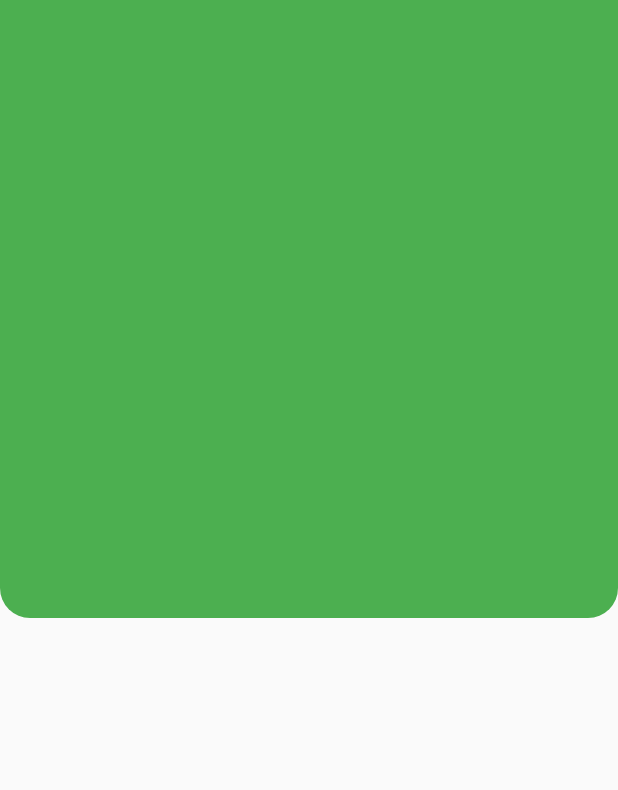
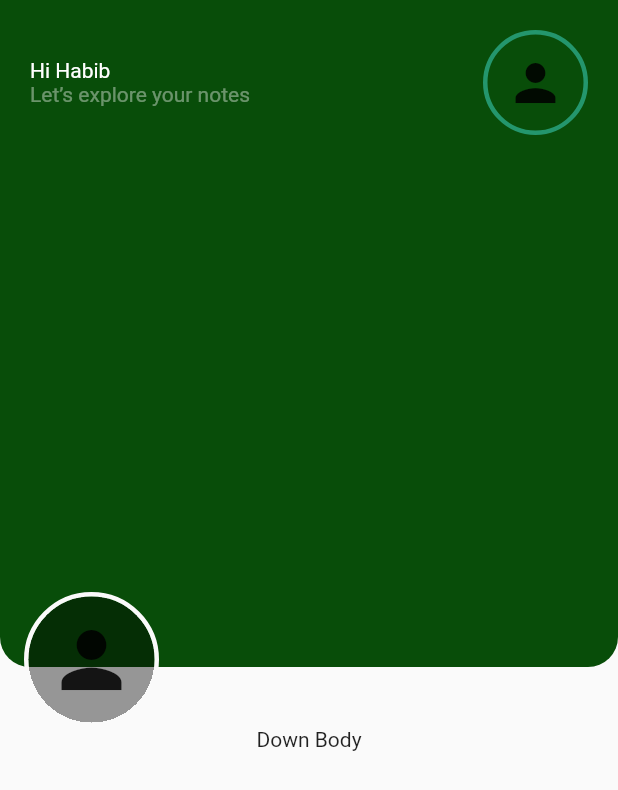
Before and after one commit to sakib556/Task-Management-App, a Flutter app: the screen it shows after launch, on a phone screen of 412 x 824 dp. Shown: the top 790 px of the screen. Run offline on Flutter 3.47's test engine with Material 2 defaults, Android fonts, the phone set to English and light mode, and no system bars.

```diff
--- /dev/null
+++ b/lib/constant/colors.dart
@@ -0,0 +1,11 @@
+
+import 'package:flutter/material.dart';
+
+
+Color onBackgroundColor(BuildContext context){
+  return Theme.of(context).colorScheme.onBackground;
+ }
+Color backgroundColor(BuildContext context){
+  return Theme.of(context).colorScheme.background;
+ }
+const primaryColor = Color(0xff24966d);
--- a/lib/main.dart
+++ b/lib/main.dart
@@ -8,7 +8,6 @@ void main() {
 class MainApp extends StatelessWidget {
   const MainApp({super.key});
 
-  // This widget is the root of your application.
   @override
   Widget build(BuildContext context) {
     return MaterialApp(
--- a/lib/views/home_page.dart
+++ b/lib/views/home_page.dart
@@ -1,25 +1,120 @@
 import 'package:flutter/material.dart';
+import 'package:task_management_app/constant/colors.dart';
 
 class HomePage extends StatelessWidget {
   const HomePage({super.key});
-
   @override
   Widget build(BuildContext context) {
     return Scaffold(
-      body: Stack(
+      body: Column(
+        children: [
+          SizedBox(
+            height: MediaQuery.of(context).size.height / 1.7,
+            child: Stack(
               children: [
                 Container(
-            height: MediaQuery.of(context).size.height / 2,
+                  height: MediaQuery.of(context).size.height / 1.7 - 40,
                   width: MediaQuery.of(context).size.width,
                   decoration: const BoxDecoration(
-                color: Colors.green,
+                      color: Color.fromARGB(255, 8, 77, 9),
                       borderRadius: BorderRadius.only(
                         bottomLeft: Radius.circular(20),
                         bottomRight: Radius.circular(20),
                       )),
+                  child: SafeArea(
+                    child: Padding(
+                      padding: const EdgeInsets.all(20.0),
+                      child: Align(
+                          alignment: Alignment.topCenter,
+                          child: Column(
+                            children: const [
+                              Title(),
+                            ],
+                          )),
                     ),
+                  ),
+                ),
+                Positioned(
+                  bottom: 0,
+                  left: 16,
+                  child: GestureDetector(
+                    onTap: () {},
+                    child: Container(
+                      decoration: BoxDecoration(
+                        border: Border.all(
+                            color: Theme.of(context).scaffoldBackgroundColor,
+                            width: 3),
+                        borderRadius: BorderRadius.circular(50),
+                      ),
+                      child: ClipRRect(
+                        borderRadius: BorderRadius.circular(50),
+                        clipBehavior: Clip.hardEdge,
+                        child: Container(
+                            color: Theme.of(context)
+                                .colorScheme
+                                .onSurface
+                                .withOpacity(0.40),
+                            child: const Padding(
+                              padding: EdgeInsets.all(12),
+                              child: Icon(
+                                Icons.person,
+                                size: 60,
+                              ),
+                            )),
+                      ),
+                    ),
+                  ),
+                ),
+              ],
+            ),
+          ),
+          const Text("Down Body"),
         ],
       ),
     );
   }
 }
+
+class Title extends StatelessWidget {
+  const Title({super.key});
+
+  @override
+  Widget build(BuildContext context) {
+    return Row(
+      mainAxisAlignment: MainAxisAlignment.spaceBetween,
+      children: [
+        Column(
+          crossAxisAlignment: CrossAxisAlignment.start,
+          children: [
+            Text(
+              "Hi Habib",
+              style: TextStyle(color: onBackgroundColor(context)),
+            ),
+            Text("Let’s explore your notes",
+                style: TextStyle(
+                    color: onBackgroundColor(context).withOpacity(0.40))),
+          ],
+        ),
+        Container(
+
+          decoration: BoxDecoration(
+            border: Border.all(
+                color: primaryColor, width: 3),
+            borderRadius: BorderRadius.circular(50),
+          ),
+          child: ClipRRect(
+            borderRadius: BorderRadius.circular(50),
+            clipBehavior: Clip.hardEdge,
+            child: const Padding(
+              padding: EdgeInsets.all(12),
+              child: Icon(
+                Icons.person,
+                size: 40,
+              ),
+            ),
+          ),
+        ),
+      ],
+    );
+  }
+}
```
Lines whose indentation alone changed are shown as unchanged.
